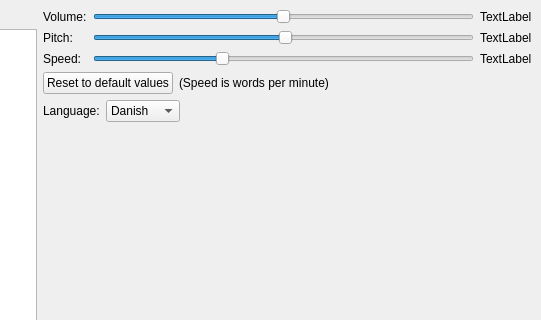
First picture: the form in mainwindow.ui, repository davidlamhauge/daspeaker, before the edit; both pictures show x 462 to 1003 and y 0 to 320 of the 1003 by 757 pixel window.
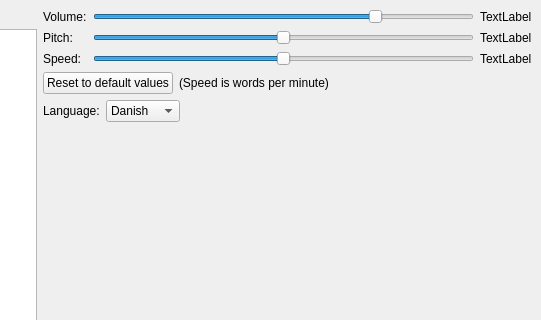
Second picture: the form after the edit.

What changed in the file:
```diff
--- a/mainwindow.ui
+++ b/mainwindow.ui
@@ -74,10 +74,10 @@
         <item row="0" column="1">
          <widget class="QSlider" name="sliderVolume">
           <property name="maximum">
-           <number>200</number>
+           <number>100</number>
           </property>
           <property name="value">
-           <number>100</number>
+           <number>75</number>
           </property>
           <property name="orientation">
            <enum>Qt::Horizontal</enum>
@@ -100,8 +100,14 @@
         </item>
         <item row="1" column="1">
          <widget class="QSlider" name="sliderPitch">
+          <property name="minimum">
+           <number>-100</number>
+          </property>
+          <property name="maximum">
+           <number>100</number>
+          </property>
           <property name="value">
-           <number>50</number>
+           <number>0</number>
           </property>
           <property name="orientation">
            <enum>Qt::Horizontal</enum>
@@ -125,13 +131,13 @@
         <item row="2" column="1">
          <widget class="QSlider" name="sliderSpeed">
           <property name="minimum">
-           <number>100</number>
+           <number>-100</number>
           </property>
           <property name="maximum">
-           <number>400</number>
+           <number>100</number>
           </property>
           <property name="value">
-           <number>200</number>
+           <number>0</number>
           </property>
           <property name="orientation">
            <enum>Qt::Horizontal</enum>
```
Left out of the diff: 2 changed lines with no effect on the pictures.
